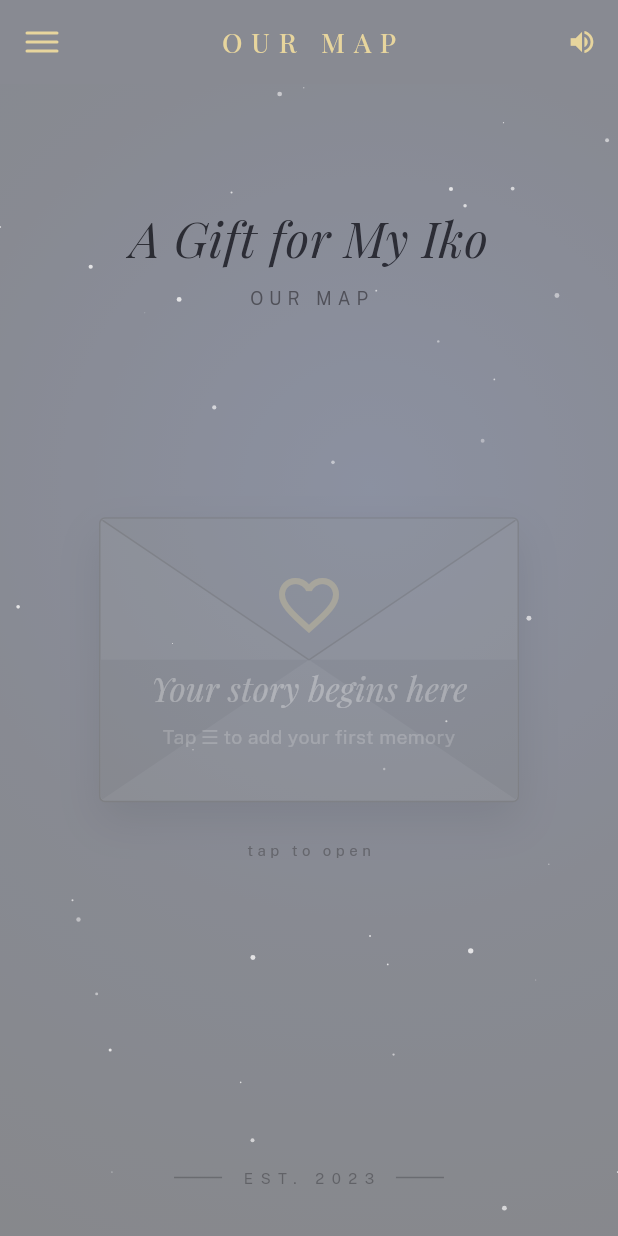
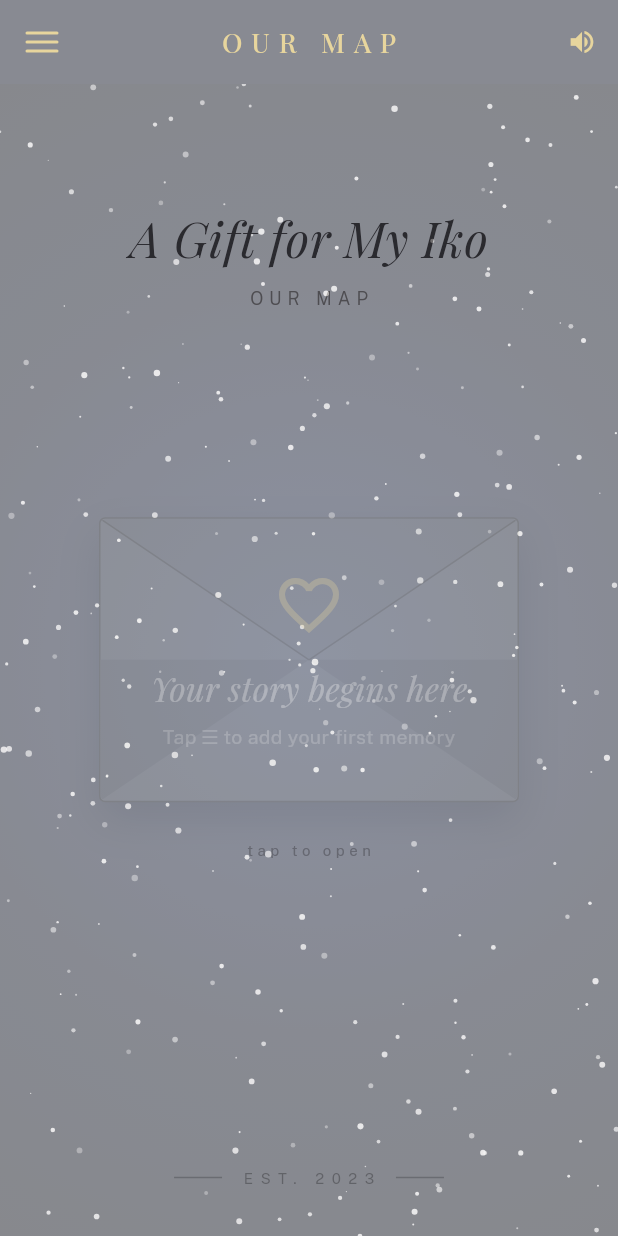
Before and after one commit to muhammad-ali-iqbal/Our-Journey, a Flutter app: the screen it shows after launch, after a tap on the "favorite" icon, on a phone screen of 412 x 824 dp. Run offline on Flutter 3.47's test engine with Material 3 defaults, Android fonts, the phone set to English and light mode, and no system bars; our stand-ins replace audioplayers, google_fonts, image_picker, supabase_flutter; accounts and stored records are empty.

Commit message:
working version

```diff
--- a/ourmap/lib/screens/map_screen.dart
+++ b/ourmap/lib/screens/map_screen.dart
@@ -13,17 +13,13 @@ import 'memory_detail_screen.dart';
 
 class MapScreen extends StatefulWidget {
   const MapScreen({super.key});
-
   @override
   State<MapScreen> createState() => _MapScreenState();
 }
 
 class _MapScreenState extends State<MapScreen> {
-  bool _drawerOpen = false;
   List<Memory> _memories = [];
   StreamSubscription<List<Memory>>? _sub;
-
-  // Audio
   final _player = AudioPlayer();
   bool _muted = false;
 
@@ -76,192 +72,162 @@ class _MapScreenState extends State<MapScreen> {
         backgroundColor: const Color(0xFF060D1F),
         elevation: 0,
         leading: Builder(
-          builder: (context) => IconButton(
-            onPressed: () => Scaffold.of(context).openDrawer(),
+          builder: (ctx) => IconButton(
+            onPressed: () => Scaffold.of(ctx).openDrawer(),
             icon: Column(
               mainAxisAlignment: MainAxisAlignment.center,
-              children: [
-                _bar(), const SizedBox(height: 4),
-                _bar(), const SizedBox(height: 4),
-                _bar(),
-              ],
+              children: [_bar(), const SizedBox(height: 4), _bar(), const SizedBox(height: 4), _bar()],
             ),
           ),
         ),
-        title: Text(
-          'OUR MAP',
+        title: Text('OUR MAP',
             style: GoogleFonts.playfairDisplay(
-            fontSize: 18,
-            fontWeight: FontWeight.w500,
-            color: AppColors.gold,
-            letterSpacing: 6,
-          ),
-        ),
+                fontSize: 18, fontWeight: FontWeight.w500,
+                color: AppColors.gold, letterSpacing: 6)),
         centerTitle: true,
         actions: [
           IconButton(
             onPressed: _toggleMute,
-            icon: Icon(
-              _muted ? Icons.volume_off : Icons.volume_up,
-              color: AppColors.gold.withOpacity(_muted ? 0.4 : 1.0),
-              size: 20,
-            ),
+            icon: Icon(_muted ? Icons.volume_off : Icons.volume_up,
+                color: AppColors.gold.withOpacity(_muted ? 0.4 : 1.0), size: 20),
           ),
         ],
       ),
       drawer: MenuDrawer(
-        onClose: () => setState(() => _drawerOpen = false),
-        onMemorySelected: (m) {
-          Navigator.of(context).pop();
-          _openMemory(m);
-        },
+        onClose: () {},
+        onMemorySelected: (m) { Navigator.of(context).pop(); _openMemory(m); },
       ),
-      body: _StarCanvas(
-        memories: _memories,
-        onHeartTap: _openMemory,
-      ),
+      body: _ConstellationView(memories: _memories, onHeartTap: _openMemory),
     );
   }
 
   Widget _bar() => Container(
         width: 22, height: 2,
-        decoration: BoxDecoration(
-          color: AppColors.gold,
-          borderRadius: BorderRadius.circular(1),
-        ),
+        decoration: BoxDecoration(color: AppColors.gold, borderRadius: BorderRadius.circular(1)),
       );
 }
 
-// ── STAR CANVAS ────────────────────────────────────────────────────────────────
-class _StarCanvas extends StatefulWidget {
+// ── CONSTELLATION VIEW ─────────────────────────────────────────────────────────
+class _ConstellationView extends StatefulWidget {
   final List<Memory> memories;
   final void Function(Memory) onHeartTap;
-
-  const _StarCanvas({required this.memories, required this.onHeartTap});
+  const _ConstellationView({required this.memories, required this.onHeartTap});
 
   @override
-  State<_StarCanvas> createState() => _StarCanvasState();
+  State<_ConstellationView> createState() => _ConstellationViewState();
 }
 
-class _StarCanvasState extends State<_StarCanvas>
+class _ConstellationViewState extends State<_ConstellationView>
     with SingleTickerProviderStateMixin {
   late AnimationController _twinkle;
-  late List<_Star> _stars;
+  late List<_Star> _bgStars;
   final Map<String, Offset> _positions = {};
+
+  // Pan/zoom state
+  Offset _offset = Offset.zero;
+  double _scale = 1.0;
+  Offset _focalPoint = Offset.zero;
+  Offset _startOffset = Offset.zero;
+  double _startScale = 1.0;
 
   @override
   void initState() {
     super.initState();
-    _twinkle = AnimationController(
-      vsync: this,
-      duration: const Duration(seconds: 3),
-    )..repeat(reverse: true);
-
+    _twinkle = AnimationController(vsync: this, duration: const Duration(seconds: 3))
+      ..repeat(reverse: true);
     final rng = math.Random(42);
-    _stars = List.generate(400, (_) => _Star(
-      x: rng.nextDouble(),
-      y: rng.nextDouble(),
-      r: rng.nextDouble() * 1.5 + 0.3,
-      phase: rng.nextDouble(),
+    _bgStars = List.generate(300, (_) => _Star(
+      x: rng.nextDouble(), y: rng.nextDouble(),
+      r: rng.nextDouble() * 1.8 + 0.4, phase: rng.nextDouble(),
     ));
   }
 
   @override
-  void dispose() {
-    _twinkle.dispose();
-    super.dispose();
-  }
+  void dispose() { _twinkle.dispose(); super.dispose(); }
 
-  Offset _posFor(Memory m) {
+  Offset _posFor(Memory m, double w, double h) {
     if (_positions.containsKey(m.id)) return _positions[m.id]!;
-    if (m.lat != null && m.lng != null) {
-      final o = Offset(m.lng!, m.lat!);
+    if (m.lat != null && m.lng != null &&
+        m.lat! > 0 && m.lat! < 1 && m.lng! > 0 && m.lng! < 1) {
+      final o = Offset(m.lng! * w, m.lat! * h);
       _positions[m.id] = o;
       return o;
     }
-    final rng = math.Random(m.createdAt.millisecondsSinceEpoch);
-    final o = Offset(0.1 + rng.nextDouble() * 0.8, 0.12 + rng.nextDouble() * 0.76);
+    final rng = math.Random(m.id.hashCode);
+    final o = Offset((0.1 + rng.nextDouble() * 0.8) * w, (0.12 + rng.nextDouble() * 0.76) * h);
     _positions[m.id] = o;
     return o;
   }
 
   @override
   Widget build(BuildContext context) {
-    return LayoutBuilder(
-      builder: (context, constraints) {
+    return LayoutBuilder(builder: (context, constraints) {
       final w = constraints.maxWidth;
       final h = constraints.maxHeight;
-        final cw = w * 3;
-        final ch = h * 3;
 
-        return Container(
-          // Background always fills the screen regardless of pan/zoom
-          width: w,
-          height: h,
-          color: const Color(0xFF020810),
+      return GestureDetector(
+        onScaleStart: (d) {
+          _focalPoint = d.focalPoint;
+          _startOffset = _offset;
+          _startScale = _scale;
+        },
+        onScaleUpdate: (d) {
+          setState(() {
+            _scale = (_startScale * d.scale).clamp(0.3, 5.0);
+            _offset = _startOffset + (d.focalPoint - _focalPoint);
+          });
+        },
+        child: ClipRect(
           child: Stack(
             children: [
-              // ── Full-screen gradient (never moves) ─────────────────────
+              // ── Dark background ──────────────────────────────────────
               Positioned.fill(
                 child: Container(
                   decoration: const BoxDecoration(
                     gradient: RadialGradient(
-                      center: Alignment(0.2, -0.3),
-                      radius: 1.4,
-                      colors: [
-                        Color(0xFF0D1B3E),
-                        Color(0xFF060D1F),
-                        Color(0xFF020810),
-                      ],
+                      center: Alignment.center,
+                      radius: 1.2,
+                      colors: [Color(0xFF0D1B3E), Color(0xFF060D1F), Color(0xFF020810)],
                     ),
                   ),
                 ),
               ),
 
-              // ── Pannable/zoomable layer ─────────────────────────────────
+              // ── Stars (fixed, don't move with pan) ───────────────────
               Positioned.fill(
-                child: InteractiveViewer(
-                  minScale: 0.4,
-                  maxScale: 4.0,
-                  boundaryMargin: const EdgeInsets.all(200),
-                  child: SizedBox(
-                    width: cw,
-                    height: ch,
-                    child: Stack(
-                      children: [
-                        // ── Twinkling stars ────────────────────────────────
-                        Positioned(
-                          left: 0, top: 0,
-                          width: cw, height: ch,
                 child: AnimatedBuilder(
                   animation: _twinkle,
                   builder: (_, __) => CustomPaint(
-                              size: Size(cw, ch),
-                              painter: _StarPainter(_stars, _twinkle.value, cw, ch),
+                    painter: _StarPainter(_bgStars, _twinkle.value),
                   ),
                 ),
               ),
 
-                        // ── Constellation lines ────────────────────────────
+              // ── Pannable content (lines + hearts) ────────────────────
+              Positioned.fill(
+                child: Transform(
+                  transform: Matrix4.identity()
+                    ..translate(_offset.dx, _offset.dy)
+                    ..scale(_scale),
+                  child: Stack(
+                    clipBehavior: Clip.none,
+                    children: [
+                      // Constellation lines
                       if (widget.memories.length >= 2)
                         Positioned.fill(
                           child: CustomPaint(
                             painter: _LinesPainter(
-                                widget.memories.map((m) {
-                                  final p = _posFor(m);
-                                  return Offset(p.dx * cw, p.dy * ch);
-                                }).toList(),
+                              widget.memories.map((m) => _posFor(m, w, h)).toList(),
                             ),
-                              child: const SizedBox.expand(),
                           ),
                         ),
 
-                        // ── Heart pins ─────────────────────────────────────
+                      // Hearts
                       ...widget.memories.map((m) {
-                          final p = _posFor(m);
+                        final p = _posFor(m, w, h);
                         return Positioned(
-                            left: p.dx * cw - 28,
-                            top: p.dy * ch - 28,
+                          left: p.dx - 28,
+                          top: p.dy - 28,
                           child: MapPin(
                             memory: m,
                             isSelected: false,
@@ -273,41 +239,30 @@ class _StarCanvasState extends State<_StarCanvas>
                   ),
                 ),
               ),
-              ),
 
-              // ── Empty state (outside InteractiveViewer) ─────────────────
+              // ── Empty state ───────────────────────────────────────────
               if (widget.memories.isEmpty)
                 Center(
                   child: Column(
                     mainAxisSize: MainAxisSize.min,
                     children: [
-                      Icon(Icons.favorite_border,
-                          color: AppColors.gold.withOpacity(0.3), size: 48),
+                      Icon(Icons.favorite_border, color: AppColors.gold.withOpacity(0.3), size: 48),
                       const SizedBox(height: 16),
-                      Text(
-                        'Your story begins here',
+                      Text('Your story begins here',
                           style: GoogleFonts.playfairDisplay(
-                          fontSize: 22,
-                          fontStyle: FontStyle.italic,
-                          color: Colors.white.withOpacity(0.3),
-                        ),
-                      ),
+                              fontSize: 22, fontStyle: FontStyle.italic,
+                              color: Colors.white.withOpacity(0.3))),
                       const SizedBox(height: 8),
-                      Text(
-                        'Tap ☰ to add your first memory',
-                        style: TextStyle(
-                          fontSize: 13,
-                          color: Colors.white.withOpacity(0.2),
+                      Text('Tap ☰ to add your first memory',
+                          style: TextStyle(fontSize: 13, color: Colors.white.withOpacity(0.2))),
+                    ],
                   ),
                 ),
             ],
           ),
         ),
-            ],
-          ),
       );
-      },
-    );
+    });
   }
 }
 
@@ -319,22 +274,15 @@ class _Star {
 class _StarPainter extends CustomPainter {
   final List<_Star> stars;
   final double t;
-  final double canvasW;
-  final double canvasH;
-
-  _StarPainter(this.stars, this.t, this.canvasW, this.canvasH);
+  _StarPainter(this.stars, this.t);
 
   @override
   void paint(Canvas canvas, Size size) {
     final paint = Paint()..style = PaintingStyle.fill;
     for (final s in stars) {
-      final opacity = 0.2 + 0.6 * ((math.sin((t + s.phase) * math.pi) + 1) / 2);
+      final opacity = 0.15 + 0.7 * ((math.sin((t + s.phase) * math.pi) + 1) / 2);
       paint.color = Colors.white.withOpacity(opacity);
-      canvas.drawCircle(
-        Offset(s.x * canvasW, s.y * canvasH),
-        s.r,
-        paint,
-      );
+      canvas.drawCircle(Offset(s.x * size.width, s.y * size.height), s.r, paint);
     }
   }
 
@@ -348,13 +296,14 @@ class _LinesPainter extends CustomPainter {
 
   @override
   void paint(Canvas canvas, Size size) {
-    final paint = Paint()..strokeWidth = 1.8..style = PaintingStyle.stroke;
+    if (pts.length < 2) return;
+    final paint = Paint()..strokeWidth = 1.5..style = PaintingStyle.stroke;
     const threshold = 300.0;
     for (int i = 0; i < pts.length; i++) {
       for (int j = i + 1; j < pts.length; j++) {
         final d = (pts[i] - pts[j]).distance;
         if (d < threshold) {
-          paint.color = AppColors.gold.withOpacity((1 - d / threshold) * 0.45);
+          paint.color = AppColors.gold.withOpacity((1 - d / threshold) * 0.5);
           canvas.drawLine(pts[i], pts[j], paint);
         }
       }
@@ -362,5 +311,5 @@ class _LinesPainter extends CustomPainter {
   }
 
   @override
-  bool shouldRepaint(_LinesPainter old) => old.pts != pts;
+  bool shouldRepaint(_LinesPainter old) => old.pts != old.pts;
 }
```
Also changed, not shown: ourmap/pubspec.lock, 2 other files. Lines whose indentation alone changed are shown as unchanged.
